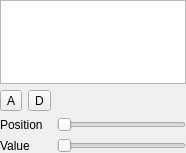
Old version of the form src/widgets/keyframeeditor_ui.ui in the repository KDE/kdenlive.
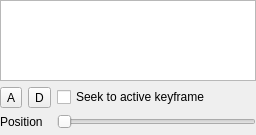
New version of the form.

Commit message: Fix keyframeeditor for effects like vignette: http://kdenlive.org/mantis/view.php?id=1392

What changed in the file:
```diff
--- a/src/widgets/keyframeeditor_ui.ui
+++ b/src/widgets/keyframeeditor_ui.ui
@@ -6,17 +6,37 @@
    <rect>
     <x>0</x>
     <y>0</y>
-    <width>186</width>
-    <height>153</height>
+    <width>256</width>
+    <height>135</height>
    </rect>
   </property>
   <layout class="QGridLayout" name="gridLayout">
    <property name="margin">
     <number>0</number>
    </property>
+   <item row="0" column="0" colspan="3">
+    <widget class="QTableWidget" name="keyframe_list">
+     <property name="alternatingRowColors">
+      <bool>true</bool>
+     </property>
+     <property name="cornerButtonEnabled">
+      <bool>false</bool>
+     </property>
+     <attribute name="horizontalHeaderHighlightSections">
+      <bool>false</bool>
+     </attribute>
+     <attribute name="horizontalHeaderStretchLastSection">
+      <bool>true</bool>
+     </attribute>
+     <attribute name="verticalHeaderVisible">
+      <bool>true</bool>
+     </attribute>
+     <attribute name="verticalHeaderHighlightSections">
+      <bool>false</bool>
+     </attribute>
+    </widget>
+   </item>
    <item row="1" column="0">
-    <layout class="QHBoxLayout" name="horizontalLayout">
-     <item>
       <widget class="QToolButton" name="button_add">
        <property name="text">
         <string>A</string>
@@ -26,7 +46,7 @@
        </property>
       </widget>
      </item>
-     <item>
+   <item row="1" column="1">
       <widget class="QToolButton" name="button_delete">
        <property name="text">
         <string>D</string>
@@ -36,89 +56,37 @@
        </property>
       </widget>
      </item>
-    </layout>
-   </item>
-   <item row="1" column="1">
-    <spacer name="horizontalSpacer">
-     <property name="orientation">
-      <enum>Qt::Horizontal</enum>
+   <item row="1" column="2">
+    <widget class="QCheckBox" name="keyframe_seek">
+     <property name="text">
+      <string>Seek to active keyframe</string>
      </property>
-     <property name="sizeHint" stdset="0">
-      <size>
-       <width>40</width>
-       <height>20</height>
-      </size>
-     </property>
-    </spacer>
+    </widget>
    </item>
-   <item row="2" column="0">
+   <item row="2" column="0" colspan="2">
     <widget class="QLabel" name="label">
      <property name="text">
       <string>Position</string>
      </property>
     </widget>
    </item>
-   <item row="2" column="1">
+   <item row="2" column="2">
     <widget class="QSlider" name="keyframe_pos">
      <property name="orientation">
       <enum>Qt::Horizontal</enum>
      </property>
     </widget>
    </item>
-   <item row="3" column="0">
-    <widget class="QLabel" name="label_2">
-     <property name="text">
-      <string>Value</string>
+   <item row="3" column="0" colspan="3">
+    <widget class="QFrame" name="param_sliders">
+     <property name="frameShape">
+      <enum>QFrame::NoFrame</enum>
      </property>
-    </widget>
-   </item>
-   <item row="3" column="1">
-    <widget class="QSlider" name="keyframe_val">
-     <property name="orientation">
-      <enum>Qt::Horizontal</enum>
+     <property name="frameShadow">
+      <enum>QFrame::Plain</enum>
      </property>
     </widget>
    </item>
-   <item row="0" column="0" colspan="2">
-    <widget class="QTableWidget" name="keyframe_list">
-     <property name="sizePolicy">
-      <sizepolicy hsizetype="Expanding" vsizetype="Preferred">
-       <horstretch>0</horstretch>
-       <verstretch>0</verstretch>
-      </sizepolicy>
-     </property>
-     <property name="alternatingRowColors">
-      <bool>true</bool>
-     </property>
-     <property name="cornerButtonEnabled">
-      <bool>false</bool>
-     </property>
-     <attribute name="horizontalHeaderHighlightSections">
-      <bool>false</bool>
-     </attribute>
-     <attribute name="horizontalHeaderStretchLastSection">
-      <bool>true</bool>
-     </attribute>
-     <attribute name="verticalHeaderVisible">
-      <bool>true</bool>
-     </attribute>
-     <attribute name="verticalHeaderHighlightSections">
-      <bool>false</bool>
-     </attribute>
-     <attribute name="verticalHeaderVisible">
-      <bool>true</bool>
-     </attribute>
-     <attribute name="horizontalHeaderStretchLastSection">
-      <bool>true</bool>
-     </attribute>
-     <attribute name="horizontalHeaderHighlightSections">
-      <bool>false</bool>
-     </attribute>
-     <attribute name="verticalHeaderHighlightSections">
-      <bool>false</bool>
-     </attribute>
-    </widget>
-   </item>
   </layout>
  </widget>
  <resources/>
```
Lines whose indentation alone changed are shown as unchanged. The commit also changes 7 other files.
